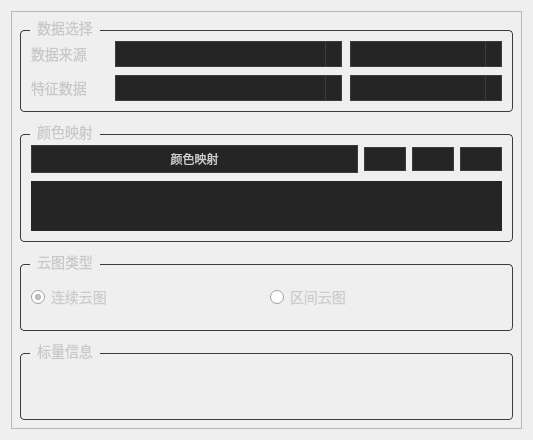
The window that Qt/Resources/UI/ScalarView.ui (hu-shuhan/editOpeniGame) describes before a commit, drawn with Qt 5.
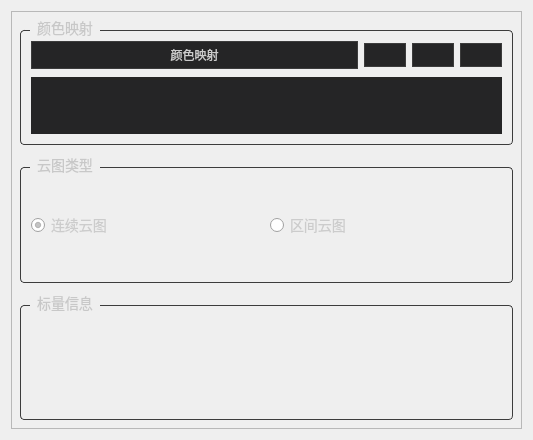
The same window after the commit. Icons and pictures are not drawn. Custom widgets are drawn as their Qt base class.

What changed in the file:
```diff
--- a/Qt/Resources/UI/ScalarView.ui
+++ b/Qt/Resources/UI/ScalarView.ui
@@ -55,106 +55,6 @@
          <property name="spacing">
           <number>12</number>
          </property>
-         <!-- 数据选择区域 -->
-         <item>
-          <widget class="QGroupBox" name="groupBox_DataSelection">
-           <property name="title">
-            <string>数据选择</string>
-           </property>
-           <property name="styleSheet">
-            <string notr="true">QGroupBox { font-size: 14px; color: #C8C8C8; border: 1px solid #3C3C3C; border-radius: 4px; margin-top: 10px; }
-QGroupBox::title { subcontrol-origin: margin; left: 10px; padding: 0 5px 0 5px; }</string>
-           </property>
-           <layout class="QVBoxLayout" name="verticalLayout_DataSelection">
-            <property name="spacing">
-             <number>8</number>
-            </property>
-            <property name="leftMargin">
-             <number>10</number>
-            </property>
-            <property name="topMargin">
-             <number>10</number>
-            </property>
-            <property name="rightMargin">
-             <number>10</number>
-            </property>
-            <property name="bottomMargin">
-             <number>10</number>
-            </property>
-            <item>
-             <layout class="QHBoxLayout" name="horizontalLayout_5" stretch="1,3,2">
-              <item>
-               <widget class="QLabel" name="label_Scalar">
-                <property name="text">
-                 <string>数据来源</string>
-                </property>
-                <property name="alignment">
-                <set>Qt::AlignLeading|Qt::AlignLeft|Qt::AlignVCenter</set>
-                </property>
-                <property name="styleSheet">
-                 <string notr="true">QLabel { font-size: 14px; color: #C8C8C8; }</string>
-                </property>
-               </widget>
-              </item>
-              <item>
-               <widget class="QComboBox" name="scalarInfoComboBox">
-                <property name="styleSheet">
-                 <string notr="true">QComboBox { background-color: #252526; color: #CCCCCC; border: 1px solid #3C3C3C; padding: 4px; }
-QComboBox::drop-down { border-left: 1px solid #3C3C3C; }
-QComboBox::down-arrow { image: url(:/Ticon/Icons/down_arrow.png); }</string>
-                </property>
-               </widget>
-              </item>
-              <item>
-               <widget class="QComboBox" name="scalarItemComboBox">
-                <property name="styleSheet">
-                 <string notr="true">QComboBox { background-color: #252526; color: #CCCCCC; border: 1px solid #3C3C3C; padding: 4px; }
-QComboBox::drop-down { border-left: 1px solid #3C3C3C; }
-QComboBox::down-arrow { image: url(:/Ticon/Icons/down_arrow.png); }</string>
-                </property>
-               </widget>
-              </item>
-             </layout>
-            </item>
-            <item>
-             <layout class="QHBoxLayout" name="horizontalLayout_2" stretch="1,3,2">
-              <item>
-               <widget class="QLabel" name="label_Data">
-                <property name="text">
-                 <string>特征数据</string>
-                </property>
-                <property name="alignment">
-                <set>Qt::AlignLeading|Qt::AlignLeft|Qt::AlignVCenter</set>
-                </property>
-                <property name="styleSheet">
-                 <string notr="true">QLabel { font-size: 14px; color: #C8C8C8; }</string>
-                </property>
-               </widget>
-              </item>
-              <item>
-               <widget class="QComboBox" name="DataInfoCombox">
-                <property name="styleSheet">
-                 <string notr="true">QComboBox { background-color: #252526; color: #CCCCCC; border: 1px solid #3C3C3C; padding: 4px; }
-QComboBox::drop-down { border-left: 1px solid #3C3C3C; }
-QComboBox::down-arrow { image: url(:/Ticon/Icons/down_arrow.png); }</string>
-                </property>
-               </widget>
-              </item>
-              <item>
-               <widget class="QComboBox" name="DataItemCombox">
-                <property name="styleSheet">
-                 <string notr="true">QComboBox { background-color: #252526; color: #CCCCCC; border: 1px solid #3C3C3C; padding: 4px; }
-QComboBox::drop-down { border-left: 1px solid #3C3C3C; }
-QComboBox::down-arrow { image: url(:/Ticon/Icons/down_arrow.png); }</string>
-                </property>
-               </widget>
-              </item>
-             </layout>
-            </item>
-           </layout>
-          </widget>
-         </item>
-         
          <!-- 颜色映射控制区域 -->
          <item>
           <widget class="QGroupBox" name="groupBox_ColorMapping">
```
